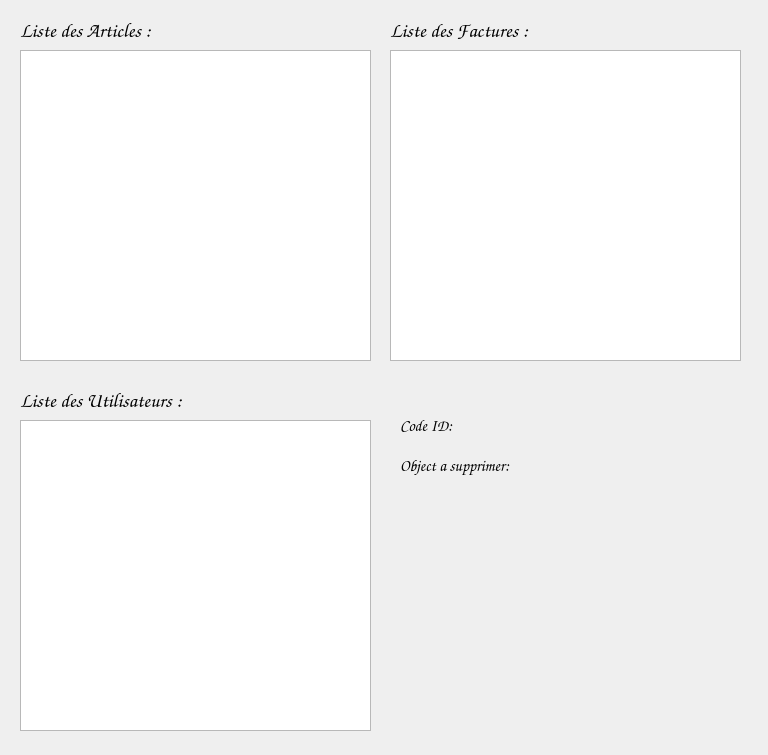
Above: INTERFACEGRAPHIQUE/UI/Admin.ui from SCP-8530/Magasin-Cartage before the change. Below: the same form after it.
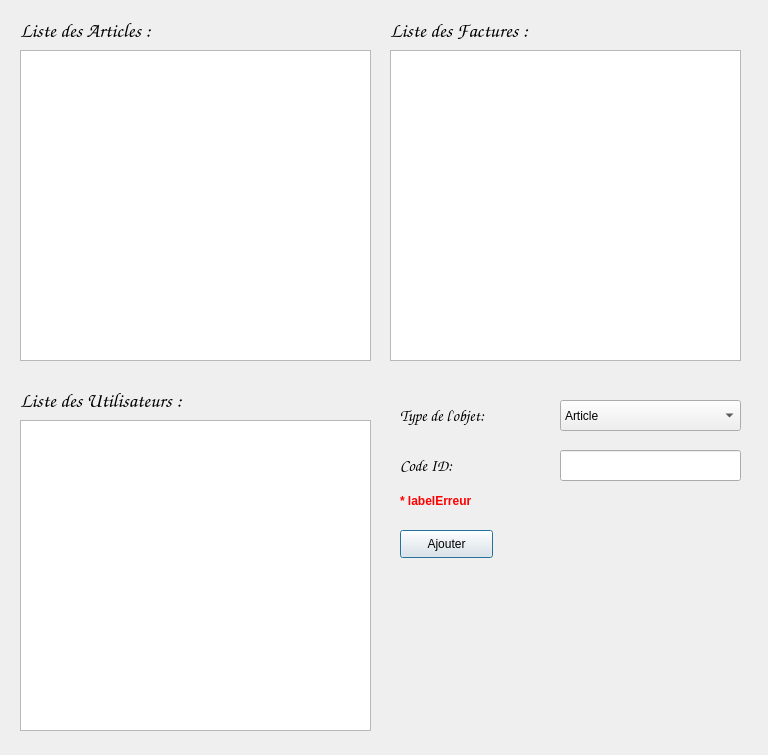
That is the form after the change.

Patch:
```diff
--- a/INTERFACEGRAPHIQUE/UI/Admin.ui
+++ b/INTERFACEGRAPHIQUE/UI/Admin.ui
@@ -104,8 +104,8 @@
    <property name="geometry">
     <rect>
      <x>400</x>
-     <y>410</y>
-     <width>91</width>
+     <y>450</y>
+     <width>151</width>
      <height>31</height>
     </rect>
    </property>
@@ -123,8 +123,8 @@
    <property name="geometry">
     <rect>
      <x>400</x>
-     <y>450</y>
-     <width>191</width>
+     <y>400</y>
+     <width>151</width>
      <height>31</height>
     </rect>
    </property>
@@ -135,7 +135,78 @@
     </font>
    </property>
    <property name="text">
-    <string>Object a supprimer:</string>
+    <string>Type de l'objet:</string>
+   </property>
+  </widget>
+  <widget class="QLineEdit" name="lineEditID">
+   <property name="geometry">
+    <rect>
+     <x>560</x>
+     <y>450</y>
+     <width>181</width>
+     <height>31</height>
+    </rect>
+   </property>
+  </widget>
+  <widget class="QComboBox" name="comboBoxType">
+   <property name="geometry">
+    <rect>
+     <x>560</x>
+     <y>400</y>
+     <width>181</width>
+     <height>31</height>
+    </rect>
+   </property>
+   <item>
+    <property name="text">
+     <string>Article</string>
+    </property>
+   </item>
+   <item>
+    <property name="text">
+     <string>Utilisateur</string>
+    </property>
+   </item>
+   <item>
+    <property name="text">
+     <string>Facture</string>
+    </property>
+   </item>
+  </widget>
+  <widget class="QLabel" name="labelErreur">
+   <property name="geometry">
+    <rect>
+     <x>400</x>
+     <y>490</y>
+     <width>341</width>
+     <height>21</height>
+    </rect>
+   </property>
+   <property name="font">
+    <font>
+     <weight>75</weight>
+     <bold>true</bold>
+    </font>
+   </property>
+   <property name="styleSheet">
+    <string notr="true">color: rgb(255, 0, 0);
+</string>
+   </property>
+   <property name="text">
+    <string>* labelErreur</string>
+   </property>
+  </widget>
+  <widget class="QPushButton" name="buttonAjouter">
+   <property name="geometry">
+    <rect>
+     <x>400</x>
+     <y>530</y>
+     <width>93</width>
+     <height>28</height>
+    </rect>
+   </property>
+   <property name="text">
+    <string>Ajouter</string>
    </property>
   </widget>
  </widget>
```
Left out of the diff: 2 changed lines with no effect on the pictures.
